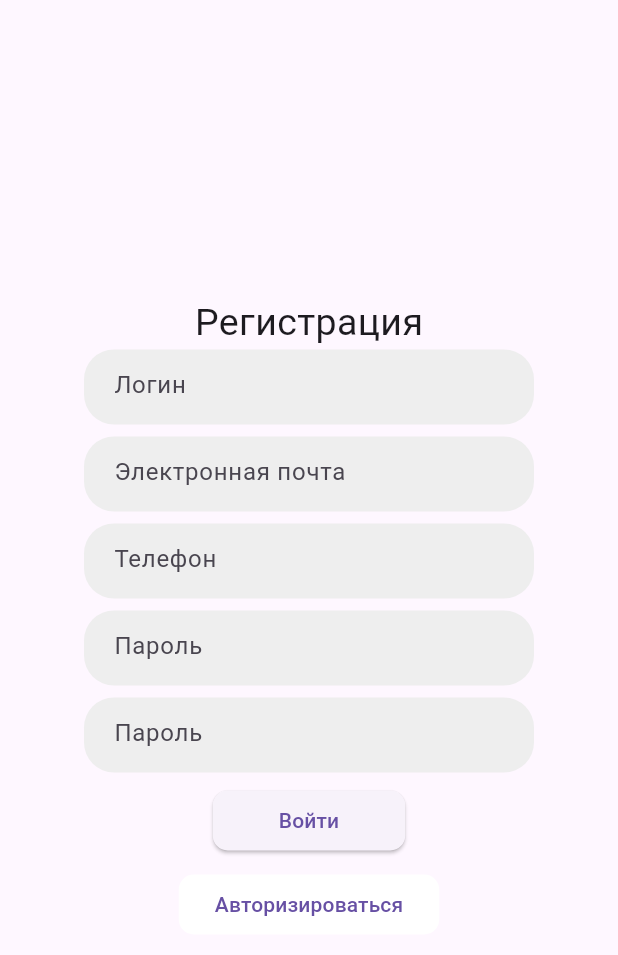
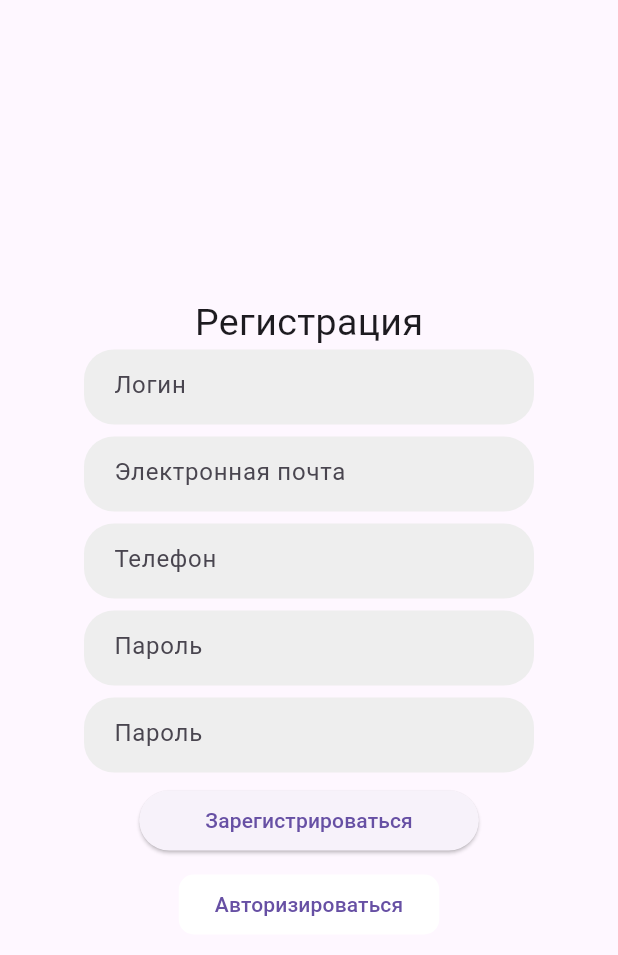
Before and after one commit to BatteryRip/f, a Flutter app: the screen it shows after launch, after a tap on "Зарегистрироваться", on a phone screen of 412 x 824 dp. Shown: the top 955 px of the screen. Run offline on Flutter 3.47's test engine with Material 3 defaults, Android fonts, the phone set to English and light mode, and no system bars; network calls fail.

```diff
--- a/lib/main.dart
+++ b/lib/main.dart
@@ -2,10 +2,10 @@ import 'package:flutter/material.dart';
 import 'package:k/pages/auth.dart';
 
 void main() {
-  runApp(FlowerShopApp());
+  runApp(ShopApp());
 }
 
-class FlowerShopApp extends StatelessWidget {
+class ShopApp extends StatelessWidget {
   @override
   Widget build(BuildContext context) {
     return MaterialApp(
--- a/lib/pages/auth.dart
+++ b/lib/pages/auth.dart
@@ -1,8 +1,13 @@
 import 'package:flutter/material.dart';
 import 'package:k/pages/products.dart';
 import 'package:k/pages/reg.dart';
+import 'package:k/users.dart';
 
 class Auth extends StatelessWidget {
+  final TextEditingController _usernameController = TextEditingController();
+  final TextEditingController _passwordController = TextEditingController();
+  final UserRepository userRepository = UserRepository();
+
   @override
   Widget build(BuildContext context) {
     return Scaffold(
@@ -21,7 +26,7 @@ class Auth extends StatelessWidget {
                       borderRadius:BorderRadius.circular(20),
                     ),
                     child: TextField(
-                        controller: TextEditingController(),
+                        controller: _usernameController,
                         decoration: InputDecoration(
                             hintText: "Имя / E-Mail / Телефон",
                             labelText: "Логин",
@@ -39,7 +44,7 @@ class Auth extends StatelessWidget {
                       borderRadius:BorderRadius.circular(20),
                     ),
                     child: TextField(
-                        controller: TextEditingController(),
+                        controller: _passwordController,
                         obscureText: true,
                         decoration: InputDecoration(
                             hintText: "Введите пароль",
@@ -51,15 +56,23 @@ class Auth extends StatelessWidget {
                 ),
                 SizedBox(height: 8),
                 ElevatedButton(
-                  onPressed: (){Navigator.push(
-                    context,
-                    MaterialPageRoute(builder: (context) => Products()),
-                  );},
-                  style: ElevatedButton.styleFrom(
-                    shape: RoundedRectangleBorder(
-                      borderRadius: BorderRadius.circular(10.0),
-                    ),
-                  ),
+                  onPressed: () {
+                    String username = _usernameController.text;
+                    String password = _passwordController.text;
+
+                    User? user = userRepository.authenticate(username, password);
+                    if (user != null) {
+                      Navigator.pushReplacement(
+                        context,
+                        MaterialPageRoute(builder: (context) => Products()),
+                      );
+                    } else {
+                      // Обработка ошибки авторизации
+                      ScaffoldMessenger.of(context).showSnackBar(
+                        SnackBar(content: Text('Неверный логин или пароль')),
+                      );
+                    }
+                  },
                   child: Padding(
                     padding: EdgeInsets.symmetric(vertical: 10.0, horizontal: 20.0),
                     child: Text("Войти"),
@@ -67,7 +80,7 @@ class Auth extends StatelessWidget {
                 ),
                 SizedBox(height: 8),
                 ElevatedButton(
-                  onPressed: (){Navigator.push(
+                  onPressed: (){Navigator.pushReplacement(
                     context,
                     MaterialPageRoute(builder: (context) => Reg()),
                   );},
--- a/lib/pages/payment.dart
+++ b/lib/pages/payment.dart
@@ -71,9 +71,10 @@ class _PaymentPageState extends State<PaymentPage> {
                   if (_formKey.currentState!.validate()) {
                     _formKey.currentState!.save();
                     // Process payment here
-                    Navigator.pushReplacement(
+                    Navigator.pushAndRemoveUntil(
                         context,
                         MaterialPageRoute(builder: (context) => PaymentSuccessPage()),
+                        (Route<dynamic> route) => false,
                     );
                   }
                 },
@@ -114,7 +115,7 @@ class PaymentSuccessPage extends StatelessWidget {
             ),
             SizedBox(height: 20),
             ElevatedButton(
-              onPressed: (){Navigator.push(
+              onPressed: (){Navigator.pushReplacement(
                 context,
                 MaterialPageRoute(builder: (context) => Products()),
               );},
--- a/lib/pages/reg.dart
+++ b/lib/pages/reg.dart
@@ -1,8 +1,15 @@
 import 'package:flutter/material.dart';
 import 'package:k/pages/products.dart';
 import 'package:k/pages/auth.dart';
+import 'package:k/users.dart';
 
 class Reg extends StatelessWidget {
+  final TextEditingController _usernameController = TextEditingController();
+  final TextEditingController _emailController = TextEditingController();
+  final TextEditingController _passwordController = TextEditingController();
+  final TextEditingController _confirmPasswordController = TextEditingController();
+  final UserRepository userRepository = UserRepository();
+
   @override
   Widget build(BuildContext context) {
     return Scaffold(
@@ -21,7 +28,7 @@ class Reg extends StatelessWidget {
                       borderRadius:BorderRadius.circular(20),
                     ),
                     child: TextField(
-                        controller: TextEditingController(),
+                        controller: _usernameController,
                         decoration: InputDecoration(
                             hintText: "Имя",
                             labelText: "Логин",
@@ -39,7 +46,7 @@ class Reg extends StatelessWidget {
                       borderRadius:BorderRadius.circular(20),
                     ),
                     child: TextField(
-                        controller: TextEditingController(),
+                        controller: _emailController,
                         decoration: InputDecoration(
                             hintText: "E-Mail",
                             labelText: "Электронная почта",
@@ -75,7 +82,7 @@ class Reg extends StatelessWidget {
                       borderRadius:BorderRadius.circular(20),
                     ),
                     child: TextField(
-                        controller: TextEditingController(),
+                        controller: _passwordController,
                         obscureText: true,
                         decoration: InputDecoration(
                             hintText: "Введите пароль",
@@ -94,7 +101,7 @@ class Reg extends StatelessWidget {
                       borderRadius:BorderRadius.circular(20),
                     ),
                     child: TextField(
-                        controller: TextEditingController(),
+                        controller: _confirmPasswordController,
                         obscureText: true,
                         decoration: InputDecoration(
                             hintText: "Введите пароль",
@@ -106,23 +113,37 @@ class Reg extends StatelessWidget {
                 ),
                 SizedBox(height: 8),
                 ElevatedButton(
-                  onPressed: (){Navigator.push(
-                    context,
-                    MaterialPageRoute(builder: (context) => Products()),
-                  );},
-                  style: ElevatedButton.styleFrom(
-                    shape: RoundedRectangleBorder(
-                      borderRadius: BorderRadius.circular(10.0),
-                    ),
-                  ),
+                  onPressed: () {
+                    String username = _usernameController.text;
+                    String email = _emailController.text;
+                    String password = _passwordController.text;
+                    String confirmPassword = _confirmPasswordController.text;
+
+                    // Проверка на совпадение паролей
+                    if (password != confirmPassword) {
+                      ScaffoldMessenger.of(context).showSnackBar(
+                        SnackBar(content: Text('Пароли не совпадают')),
+                      );
+                      return; // Прерываем выполнение, если пароли не совпадают
+                    }
+
+                    // Создание нового пользователя с уникальным ID
+                    userRepository.createUser (username, email, password, 'https://upload.wikimedia.org/wikipedia/ru/1/1d/%D0%91%D0%B5%D0%B7%D0%BC%D1%8F%D1%82%D0%B5%D0%B6%D0%BD%D0%BE%D1%81%D1%82%D1%8C.png'); // URL по умолчанию
+
+                    // Переход на страницу товаров после успешной регистрации
+                    Navigator.pushReplacement(
+                      context,
+                      MaterialPageRoute(builder: (context) => Products()),
+                    );
+                  },
                   child: Padding(
                     padding: EdgeInsets.symmetric(vertical: 10.0, horizontal: 20.0),
-                    child: Text("Войти"),
+                    child: Text("Зарегистрироваться"),
                   ),
                 ),
                 SizedBox(height: 8),
                 ElevatedButton(
-                  onPressed: (){Navigator.push(
+                  onPressed: (){Navigator.pushReplacement(
                     context,
                     MaterialPageRoute(builder: (context) => Auth()),
                   );},
--- /dev/null
+++ b/lib/users.dart
@@ -0,0 +1,55 @@
+class User {
+  final String username;
+  final String email;
+  final String password;
+  final String avatarUrl;
+
+  User({
+    required this.username,
+    required this.email,
+    required this.password,
+    required this.avatarUrl,
+  });
+}
+
+class UserRepository {
+  List<User> _users = [
+    User(
+      username: 'admin',
+      email: 'user1@example.com',
+      password: 'admin',
+      avatarUrl: 'https://upload.wikimedia.org/wikipedia/ru/1/1d/%D0%91%D0%B5%D0%B7%D0%BC%D1%8F%D1%82%D0%B5%D0%B6%D0%BD%D0%BE%D1%81%D1%82%D1%8C.png', // Замените на реальный URL
+    ),
+    User(
+      username: 'user2',
+      email: 'user2@example.com',
+      password: 'password2',
+      avatarUrl: 'https://upload.wikimedia.org/wikipedia/ru/1/1d/%D0%91%D0%B5%D0%B7%D0%BC%D1%8F%D1%82%D0%B5%D0%B6%D0%BD%D0%BE%D1%81%D1%82%D1%8C.png', // Замените на реальный URL
+    ),
+  ];
+
+  User? authenticate(String username, String password) {
+    for (var user in _users) {
+      if (user.username == username && user.password == password) {
+        return user;
+      }
+    }
+    return null;
+  }
+
+  void addUser (User user) {
+    _users.add(user);
+  }
+
+  void createUser (String username, String email, String password, String avatarUrl) {
+    var newUser  = User(
+      username: username,
+      email: email,
+      password: password,
+      avatarUrl: avatarUrl,
+    );
+    addUser (newUser );
+  }
+}
+
+String? currentUser = null;
```
Also changed, not shown: lib/pages/products.dart (+16 -1 lines), lib/pages/profile.dart (added, +15 -0 lines).
